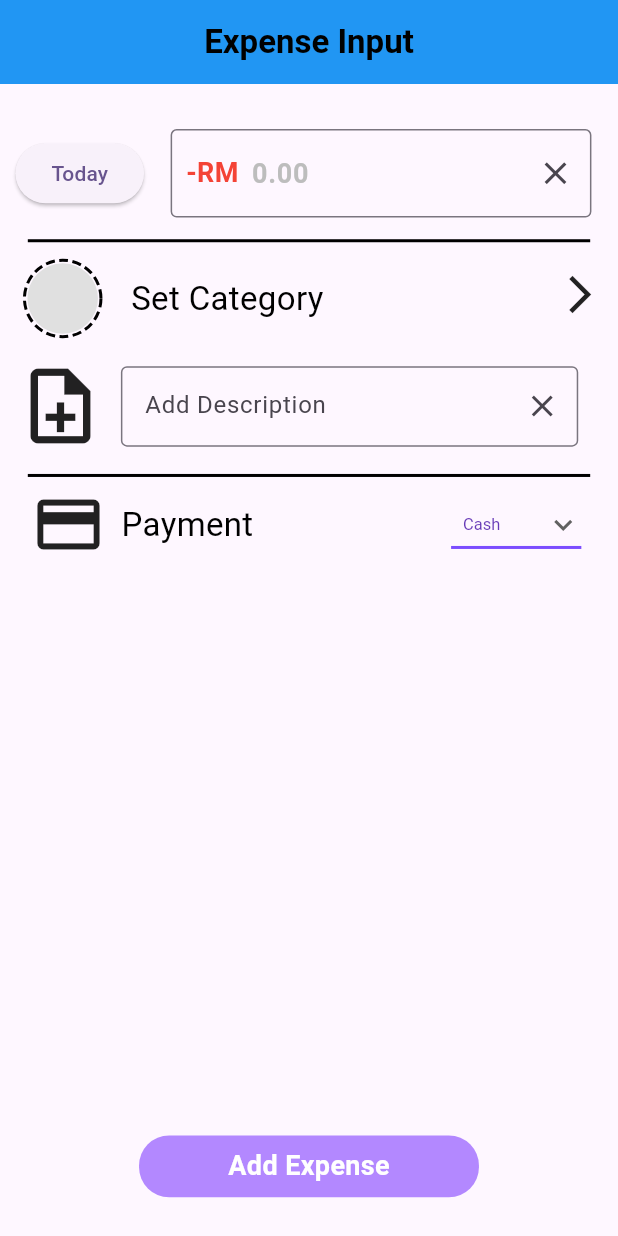
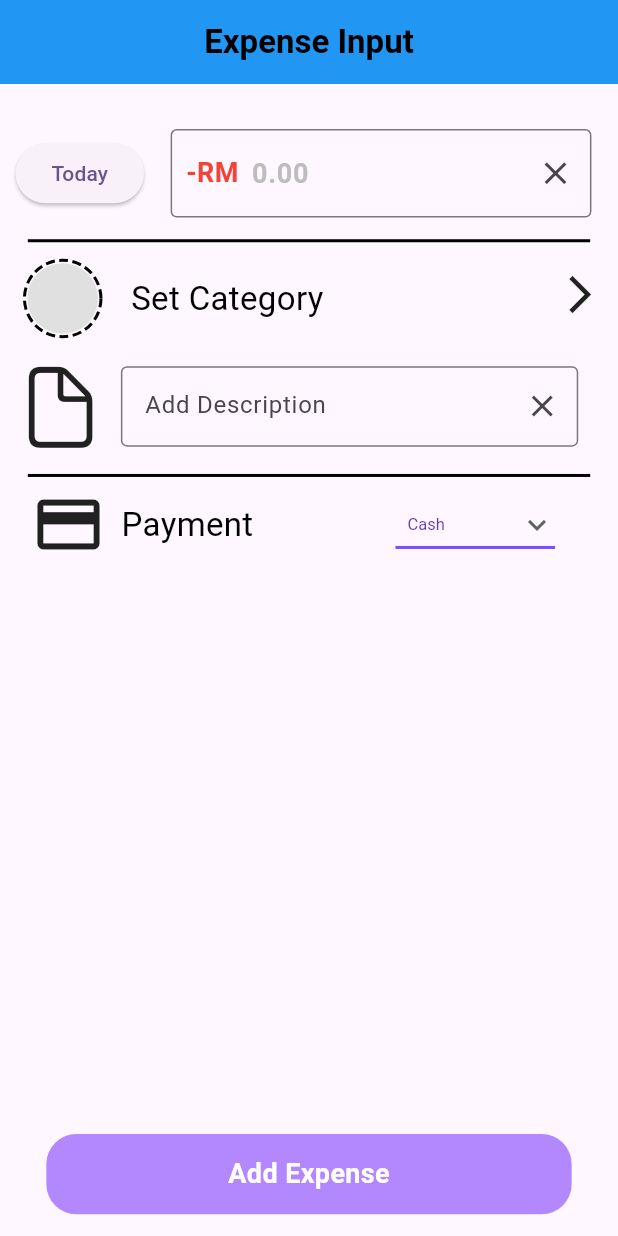
Before and after one commit to daniaalhakim14/psm1-project, a Flutter app: the expenseInput screen opened directly, on a phone screen of 412 x 824 dp. Run offline on Flutter 3.47's test engine with Material 3 defaults, Android fonts, the phone set to English and light mode, and no system bars; drawn by our look-alikes of dotted_border; our stand-ins replace carousel_slider, open_file; missing offline and left inert: flutter_doc_scanner.

Commit message:
expenseInput preview Pdf completed

```diff
--- a/lib/View/expenseInput.dart
+++ b/lib/View/expenseInput.dart
@@ -1,10 +1,11 @@
 import 'dart:convert';
-
+import 'dart:io';
 import 'package:dotted_border/dotted_border.dart';
 import 'package:flutter/cupertino.dart';
 import 'package:flutter/material.dart';
 import 'package:flutter/services.dart';
 import 'package:intl/intl.dart';
+import 'package:open_file/open_file.dart';
 
 import 'categorypage.dart';
 
@@ -21,7 +22,9 @@ String dropdownValue = paymentType.first;
 
 class expenseInput extends StatefulWidget {
   final Map<String, dynamic>? parsedData;
-  const expenseInput({super.key, this.parsedData});
+  final File? pdfFile;
+  const expenseInput({super.key, this.parsedData, this.pdfFile});
+
 
   @override
   State<expenseInput> createState() => _expenseInputState();
@@ -36,6 +39,8 @@ final _textControllerAmount = TextEditingController();
 final _textControllerDescription =
     TextEditingController(); // to store user input
 Map<String, dynamic>? _selectedCategory;
+File? _uploadedPdf;
+
 
 class _expenseInputState extends State<expenseInput> {
   @override
@@ -43,6 +48,7 @@ class _expenseInputState extends State<expenseInput> {
     super.initState();
 
     final parsed = widget.parsedData;
+    _uploadedPdf = widget.pdfFile;
     Map<String, dynamic>? extracted;
 
     if (parsed != null) {
@@ -56,7 +62,7 @@ class _expenseInputState extends State<expenseInput> {
                   .trim();
           extracted = json.decode(raw);
         } catch (e) {
-          print("❌ Failed to parse rawText: $e");
+          print("Failed to parse rawText: $e");
         }
       } else {
         extracted = parsed;
@@ -339,8 +345,8 @@ class _expenseInputState extends State<expenseInput> {
                   children: [
                     Row(
                       children: [
-                        const Icon(
-                          Icons.note_add_outlined,
+                        Icon(
+                          CupertinoIcons.doc,
                           size: 60,
                           color: Colors.black87,
                         ),
@@ -418,8 +424,11 @@ class _expenseInputState extends State<expenseInput> {
                                       Colors.black, // Adjust color dynamically
                                 ),
                               ),
+                              // Payment Type
                               Padding(
-                                padding: EdgeInsets.only(left: screenWidth * 0.32),
+                                padding: EdgeInsets.only(
+                                  left: screenWidth * 0.23,
+                                ),
                                 child: Row(
                                   children: [
                                     DropdownButton<String>(
@@ -449,9 +458,11 @@ class _expenseInputState extends State<expenseInput> {
                                               value: value,
                                               child: Container(
                                                 width:
-                                                    screenWidth * 0.1525, // Customize the width
+                                                    screenWidth *
+                                                    0.20, // Customize the width
                                                 height:
-                                                    screenHeight * 0.1, // Customize the height
+                                                    screenHeight *
+                                                    0.1, // Customize the height
                                                 alignment:
                                                     Alignment
                                                         .centerLeft, // Align text if needed
@@ -480,6 +491,24 @@ class _expenseInputState extends State<expenseInput> {
                   ),
                 ],
               ),
+              // Attached PDF
+              Padding(
+                padding: EdgeInsets.only(
+                  left: screenWidth * 0.02,
+                  top: screenHeight * 0.005,
+                ),
+                child: Column(
+                  children: [
+                    if (_uploadedPdf != null)
+                      pdfUploadPreview(_uploadedPdf!, () {
+                        setState(() {
+                          _uploadedPdf = null;
+                        });
+                      }),
+                  ],
+                ),
+              ),
+
             ],
           ),
         ),
@@ -490,16 +519,14 @@ class _expenseInputState extends State<expenseInput> {
           children: [
             GestureDetector(
               onTap: () {},
-              child: Padding(
-                padding: const EdgeInsets.all(1.0),
               child: Container(
                 alignment: Alignment.center,
                 decoration: BoxDecoration(
                   borderRadius: BorderRadius.circular(20),
                   color: Colors.deepPurpleAccent.shade100,
                 ),
-                  width: MediaQuery.of(context).size.width * 0.55,
-                  height: MediaQuery.of(context).size.height * 0.050,
+                width: MediaQuery.of(context).size.width * 0.85,
+                height: MediaQuery.of(context).size.height * 0.065,
                 child: const Text(
                   'Add Expense',
                   style: TextStyle(
@@ -510,11 +537,44 @@ class _expenseInputState extends State<expenseInput> {
                 ),
               ),
             ),
+          ],
+        ),
+      ),
+    );
+  }
+  Widget pdfUploadPreview(File pdfFile, VoidCallback onRemove) {
+    return GestureDetector(
+      onTap: () async {
+        await OpenFile.open(pdfFile.path); // open PDF on tap
+      },
+      child: Container(
+        padding: const EdgeInsets.symmetric(horizontal: 12, vertical: 8),
+        margin: const EdgeInsets.only(top: 10),
+        decoration: BoxDecoration(
+          color: Colors.grey[100],
+          border: Border.all(color: Colors.grey.shade400),
+          borderRadius: BorderRadius.circular(8),
+        ),
+        child: Row(
+          children: [
+            Icon(Icons.picture_as_pdf, color: Colors.red, size: 28),
+            const SizedBox(width: 10),
+            Expanded(
+              child: Text(
+                pdfFile.path.split('/').last, // show filename
+                overflow: TextOverflow.ellipsis,
+                style: const TextStyle(fontSize: 16),
+              ),
+            ),
+            const SizedBox(width: 10),
+            GestureDetector(
+              onTap: onRemove,
+              child: const Icon(Icons.close, color: Colors.grey),
             ),
           ],
         ),
       ),
-
     );
   }
+
 }
--- a/lib/main.dart
+++ b/lib/main.dart
@@ -29,7 +29,7 @@ class MyApp extends StatelessWidget {
       theme: ThemeData(
         colorScheme: ColorScheme.fromSeed(seedColor: Colors.deepPurple),
       ),
-      home: expenseInput(),
+      home: homepage(),
       //home: firstpage(),
 
     );
--- a/pubspec.yaml
+++ b/pubspec.yaml
@@ -45,6 +45,7 @@ dependencies:
   dotted_border: ^2.1.0
   image_picker: ^1.1.2
   image_cropper: ^8.1.0
+  open_file: ^3.5.10
 
 
 
```
Also changed, not shown: lib/View/homepage.dart (+6 -1 lines), lib/Icons/document1.png (added), lib/Icons/pdf.png (added), pubspec.lock. Lines whose indentation alone changed are shown as unchanged.
